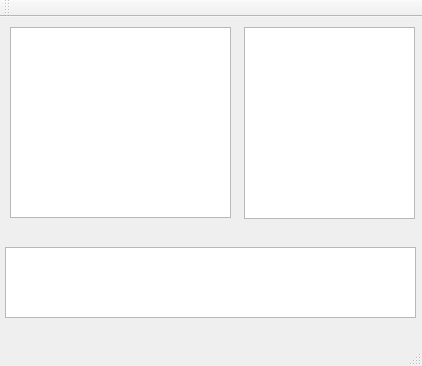
Old version of the form src/Qt/ConSQL_GUI/SQL_GUI/sql_gui.ui in the repository Ovan33/Immobilier.
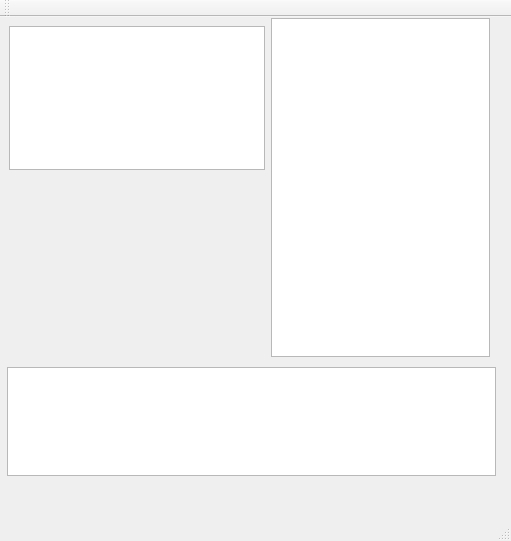
New version of the form.

```diff
--- a/src/Qt/ConSQL_GUI/SQL_GUI/sql_gui.ui
+++ b/src/Qt/ConSQL_GUI/SQL_GUI/sql_gui.ui
@@ -6,41 +6,41 @@
    <rect>
     <x>0</x>
     <y>0</y>
-    <width>422</width>
-    <height>366</height>
+    <width>511</width>
+    <height>541</height>
    </rect>
   </property>
   <property name="windowTitle">
    <string>SQL_GUI</string>
   </property>
   <widget class="QWidget" name="centralWidget">
-   <widget class="QTextEdit" name="FenetreInfo">
-    <property name="geometry">
-     <rect>
-      <x>5</x>
-      <y>230</y>
-      <width>411</width>
-      <height>71</height>
-     </rect>
-    </property>
-   </widget>
-   <widget class="QTableView" name="tableView">
-    <property name="geometry">
-     <rect>
-      <x>244</x>
-      <y>10</y>
-      <width>171</width>
-      <height>192</height>
-     </rect>
-    </property>
-   </widget>
    <widget class="QTextEdit" name="FenetreRequete">
     <property name="geometry">
      <rect>
-      <x>10</x>
-      <y>10</y>
-      <width>221</width>
-      <height>191</height>
+      <x>9</x>
+      <y>9</y>
+      <width>256</width>
+      <height>144</height>
+     </rect>
+    </property>
+   </widget>
+   <widget class="QTableView" name="tableView">
+    <property name="geometry">
+     <rect>
+      <x>271</x>
+      <y>1</y>
+      <width>219</width>
+      <height>339</height>
+     </rect>
+    </property>
+   </widget>
+   <widget class="QTextEdit" name="FenetreInfo">
+    <property name="geometry">
+     <rect>
+      <x>7</x>
+      <y>350</y>
+      <width>489</width>
+      <height>109</height>
      </rect>
     </property>
    </widget>
```
Left out of the diff: 2 changed lines with no effect on the pictures.
